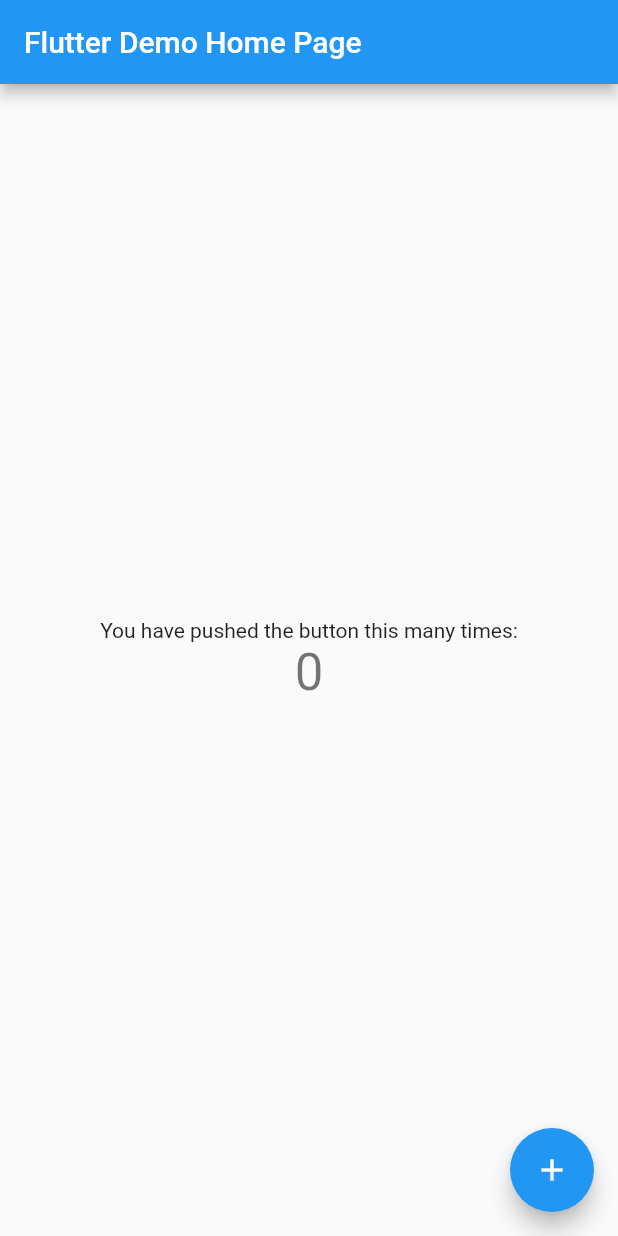
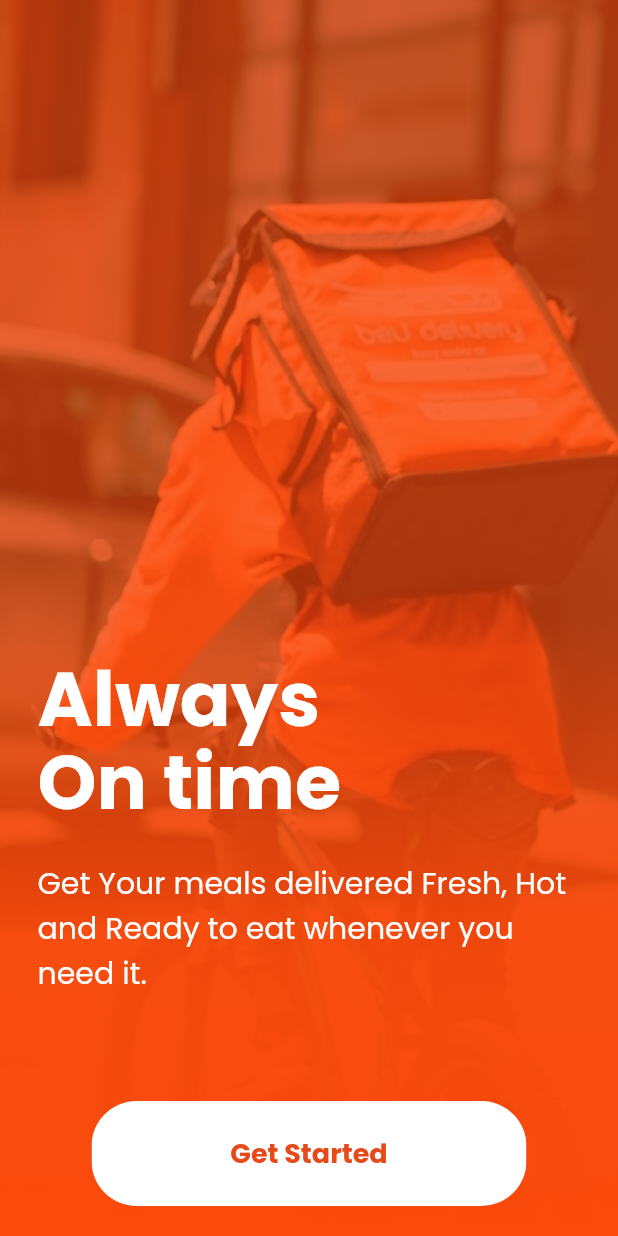
Before and after one commit to yonaries/beudelivery-clone, a Flutter app: the screen it shows after launch, on a phone screen of 412 x 824 dp. Run offline on Flutter 3.47's test engine with Material 2 defaults, Android fonts, the light colour scheme and no system bars; our stand-ins replace firebase_core, google_fonts; accounts and stored records are empty.

Commit message:
onboarding screen finished

```diff
--- a/userapp/lib/main.dart
+++ b/userapp/lib/main.dart
@@ -1,6 +1,8 @@
 import 'package:flutter/material.dart';
 
 import 'package:firebase_core/firebase_core.dart';
+import 'package:google_fonts/google_fonts.dart';
+import 'package:userapp/screens/onboarding.dart';
 
 import 'firebase_options.dart';
 
@@ -15,109 +17,18 @@
 class MyApp extends StatelessWidget {
   const MyApp({Key? key}) : super(key: key);
 
-  // This widget is the root of your application.
   @override
   Widget build(BuildContext context) {
     return MaterialApp(
-      title: 'Flutter Demo',
+      debugShowCheckedModeBanner: false,
       theme: ThemeData(
-        // This is the theme of your application.
-        //
-        // Try running your application with "flutter run". You'll see the
-        // application has a blue toolbar. Then, without quitting the app, try
-        // changing the primarySwatch below to Colors.green and then invoke
-        // "hot reload" (press "r" in the console where you ran "flutter run",
-        // or simply save your changes to "hot reload" in a Flutter IDE).
-        // Notice that the counter didn't reset back to zero; the application
-        // is not restarted.
-        primarySwatch: Colors.blue,
+        textTheme: GoogleFonts.poppinsTextTheme(
+          ThemeData.light().textTheme,
+        ),
+        primaryColor: Colors.white,
+        errorColor: Color.fromRGBO(255, 43, 43, 1),
       ),
-      home: const MyHomePage(title: 'Flutter Demo Home Page'),
+      home: OnboardingScreen(),
     );
   }
 }
-
-class MyHomePage extends StatefulWidget {
-  const MyHomePage({Key? key, required this.title}) : super(key: key);
-
-  // This widget is the home page of your application. It is stateful, meaning
-  // that it has a State object (defined below) that contains fields that affect
-  // how it looks.
-
-  // This class is the configuration for the state. It holds the values (in this
-  // case the title) provided by the parent (in this case the App widget) and
-  // used by the build method of the State. Fields in a Widget subclass are
-  // always marked "final".
-
-  final String title;
-
-  @override
-  State<MyHomePage> createState() => _MyHomePageState();
-}
-
-class _MyHomePageState extends State<MyHomePage> {
-  int _counter = 0;
-
-  void _incrementCounter() {
-    setState(() {
-      // This call to setState tells the Flutter framework that something has
-      // changed in this State, which causes it to rerun the build method below
-      // so that the display can reflect the updated values. If we changed
-      // _counter without calling setState(), then the build method would not be
-      // called again, and so nothing would appear to happen.
-      _counter++;
-    });
-  }
-
-  @override
-  Widget build(BuildContext context) {
-    // This method is rerun every time setState is called, for instance as done
-    // by the _incrementCounter method above.
-    //
-    // The Flutter framework has been optimized to make rerunning build methods
-    // fast, so that you can just rebuild anything that needs updating rather
-    // than having to individually change instances of widgets.
-    return Scaffold(
-      appBar: AppBar(
-        // Here we take the value from the MyHomePage object that was created by
-        // the App.build method, and use it to set our appbar title.
-        title: Text(widget.title),
-      ),
-      body: Center(
-        // Center is a layout widget. It takes a single child and positions it
-        // in the middle of the parent.
-        child: Column(
-          // Column is also a layout widget. It takes a list of children and
-          // arranges them vertically. By default, it sizes itself to fit its
-          // children horizontally, and tries to be as tall as its parent.
-          //
-          // Invoke "debug painting" (press "p" in the console, choose the
-          // "Toggle Debug Paint" action from the Flutter Inspector in Android
-          // Studio, or the "Toggle Debug Paint" command in Visual Studio Code)
-          // to see the wireframe for each widget.
-          //
-          // Column has various properties to control how it sizes itself and
-          // how it positions its children. Here we use mainAxisAlignment to
-          // center the children vertically; the main axis here is the vertical
-          // axis because Columns are vertical (the cross axis would be
-          // horizontal).
-          mainAxisAlignment: MainAxisAlignment.center,
-          children: <Widget>[
-            const Text(
-              'You have pushed the button this many times:',
-            ),
-            Text(
-              '$_counter',
-              style: Theme.of(context).textTheme.headline4,
-            ),
-          ],
-        ),
-      ),
-      floatingActionButton: FloatingActionButton(
-        onPressed: _incrementCounter,
-        tooltip: 'Increment',
-        child: const Icon(Icons.add),
-      ), // This trailing comma makes auto-formatting nicer for build methods.
-    );
-  }
-}
--- /dev/null
+++ b/userapp/lib/screens/onboarding.dart
@@ -0,0 +1,96 @@
+import 'package:flutter/material.dart';
+
+class OnboardingScreen extends StatefulWidget {
+  OnboardingScreen({Key? key}) : super(key: key);
+
+  @override
+  State<OnboardingScreen> createState() => _OnboardingScreenState();
+}
+
+class _OnboardingScreenState extends State<OnboardingScreen> {
+  @override
+  Widget build(BuildContext context) {
+    return Scaffold(
+      body: Container(
+          decoration: BoxDecoration(
+            image: DecorationImage(
+              image: AssetImage('lib/assets/images/onboarding_background.jpg'),
+              fit: BoxFit.cover,
+              colorFilter: ColorFilter.mode(
+                  Color.fromRGBO(250, 74, 12, 1).withOpacity(0.5),
+                  BlendMode.darken),
+            ),
+          ),
+          child: Container(
+            decoration: BoxDecoration(
+              gradient: LinearGradient(
+                begin: Alignment.center,
+                end: Alignment.bottomCenter,
+                colors: [
+                  Color.fromRGBO(250, 74, 12, 0.65),
+                  Color.fromRGBO(250, 74, 12, 0.95),
+                  Color.fromRGBO(250, 74, 12, 1),
+                ],
+              ),
+            ),
+
+            // /////////
+            child: Padding(
+              padding: const EdgeInsets.symmetric(horizontal: 25),
+              child: Align(
+                alignment: Alignment.bottomCenter,
+                child: Container(
+                  height: 400,
+                  child: Column(
+                    mainAxisAlignment: MainAxisAlignment.spaceEvenly,
+                    crossAxisAlignment: CrossAxisAlignment.start,
+                    children: [
+                      Text(
+                        "Always\nOn time",
+                        style: TextStyle(
+                          fontSize: 50,
+                          fontWeight: FontWeight.bold,
+                          color: Colors.white,
+                          height: 1.1,
+                        ),
+                      ),
+                      Text(
+                        "Get Your meals delivered Fresh, Hot and Ready to eat whenever you need it.",
+                        style: TextStyle(
+                          fontSize: 20,
+                          color: Colors.white,
+                          height: 1.5,
+                        ),
+                      ),
+                      SizedBox(
+                        height: 30,
+                      ),
+                      Container(
+                        alignment: Alignment.center,
+                        child: ClipRRect(
+                          borderRadius: BorderRadius.circular(30),
+                          child: MaterialButton(
+                            onPressed: () {},
+                            child: Text(
+                              "Get Started",
+                              style: TextStyle(
+                                fontSize: 18,
+                                fontWeight: FontWeight.bold,
+                              ),
+                            ),
+                            color: Colors.white,
+                            height: 70,
+                            minWidth: 290,
+                            textColor: Colors.deepOrange[700],
+                          ),
+                        ),
+                      ),
+                    ],
+                  ),
+                ),
+              ),
+            ),
+          )),
+    );
+  }
+}
```
Also changed, not shown: userapp/pubspec.yaml (+4 -5 lines), userapp/lib/assets/images/onboarding_background.jpg (added), userapp/pubspec.lock, 1 other file.
